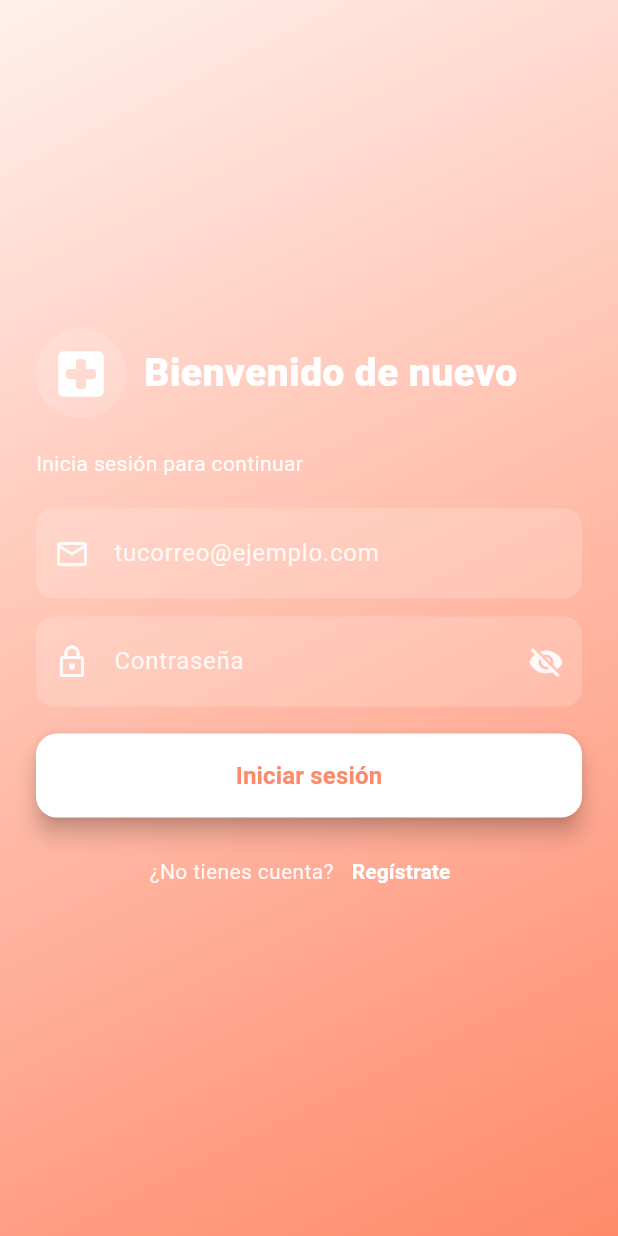
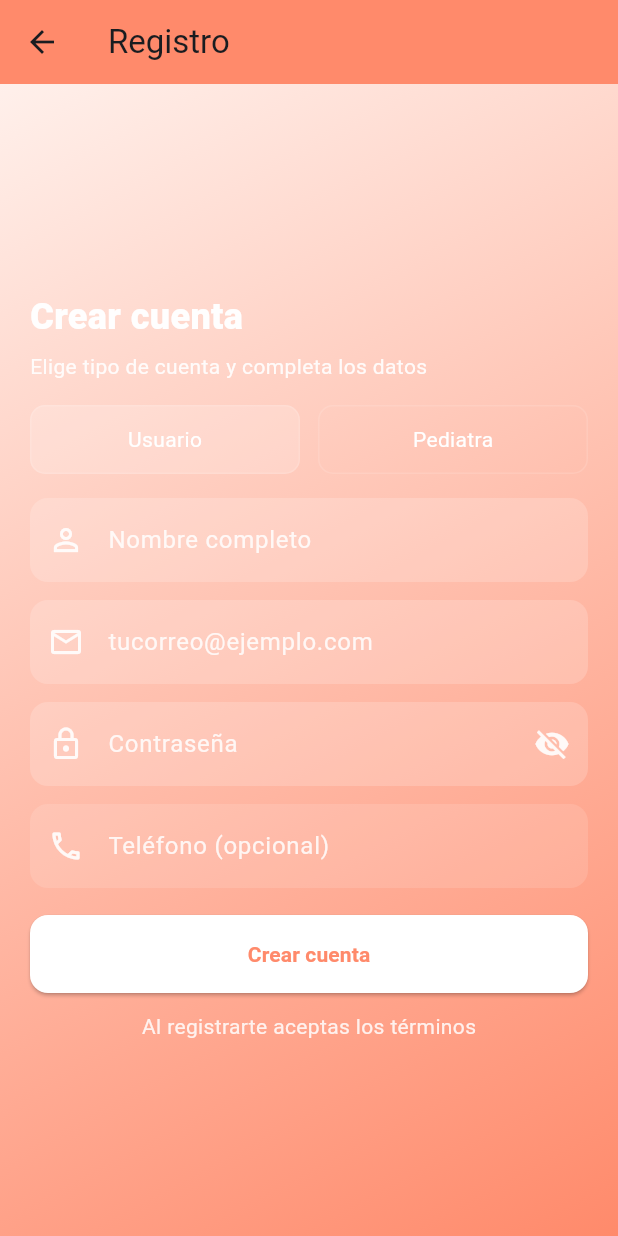
Before and after one commit to iatechsabana/pediatApp, a Flutter app: the screen it shows after launch, after a tap on "Regístrate", on a phone screen of 412 x 824 dp. Run offline on Flutter 3.47's test engine with Material 3 defaults, Android fonts, the phone set to English and light mode, and no system bars; our stand-ins replace dartz, firebase_auth, flutter_riverpod, go_router; accounts and stored records are empty.

Commit message:
subir cambios

```diff
--- a/lib/features/auth/presentation/pages/login_page.dart
+++ b/lib/features/auth/presentation/pages/login_page.dart
@@ -1,4 +1,5 @@
 import 'package:flutter/material.dart';
+import 'register_page.dart';
 
 class LoginPage extends StatefulWidget {
   const LoginPage({super.key});
@@ -163,7 +164,12 @@ class _LoginPageState extends State<LoginPage> {
                             mainAxisAlignment: MainAxisAlignment.center,
                             children: [
                               Text('¿No tienes cuenta?', style: TextStyle(color: Colors.white.withOpacity(0.9))),
-                              TextButton(onPressed: () {}, child: const Text('Regístrate', style: TextStyle(fontWeight: FontWeight.w700, color: Colors.white))),
+                              TextButton(
+                                onPressed: () {
+                                  Navigator.of(context).push(MaterialPageRoute(builder: (_) => const RegisterPage()));
+                                },
+                                child: const Text('Regístrate', style: TextStyle(fontWeight: FontWeight.w700, color: Colors.white)),
+                              ),
                             ],
                           ),
                         ],
--- /dev/null
+++ b/lib/features/auth/presentation/pages/register_page.dart
@@ -0,0 +1,347 @@
+import 'package:flutter/material.dart';
+
+class RegisterPage extends StatefulWidget {
+  const RegisterPage({super.key});
+
+  @override
+  State<RegisterPage> createState() => _RegisterPageState();
+}
+
+enum AccountType { user, pediatrician }
+
+class _RegisterPageState extends State<RegisterPage> {
+  final _formKey = GlobalKey<FormState>();
+  final _nameController = TextEditingController();
+  final _emailController = TextEditingController();
+  final _passwordController = TextEditingController();
+  final _phoneController = TextEditingController();
+
+  // Pediatrician extra fields
+  final _clinicController = TextEditingController();
+  final _licenseController = TextEditingController();
+  final _specialtyController = TextEditingController();
+  final _addressController = TextEditingController();
+  final _experienceController = TextEditingController();
+
+  AccountType _accountType = AccountType.user;
+  bool _isLoading = false;
+  bool _obscure = true;
+
+  static const Color baseColor = Color(0xFFFF8A6B);
+
+  @override
+  void dispose() {
+    _nameController.dispose();
+    _emailController.dispose();
+    _passwordController.dispose();
+    _phoneController.dispose();
+    _clinicController.dispose();
+    _licenseController.dispose();
+    _specialtyController.dispose();
+    _addressController.dispose();
+    _experienceController.dispose();
+    super.dispose();
+  }
+
+  Future<void> _submit() async {
+    if (!_formKey.currentState!.validate()) return;
+    setState(() => _isLoading = true);
+    await Future.delayed(const Duration(seconds: 2));
+
+    final data = {
+      'type': _accountType == AccountType.user ? 'Usuario' : 'Pediatra',
+      'name': _nameController.text.trim(),
+      'email': _emailController.text.trim(),
+      'phone': _phoneController.text.trim(),
+    };
+    if (_accountType == AccountType.pediatrician) {
+      data.addAll({
+        'clinic': _clinicController.text.trim(),
+        'license': _licenseController.text.trim(),
+        'specialty': _specialtyController.text.trim(),
+        'address': _addressController.text.trim(),
+        'experience': _experienceController.text.trim(),
+      });
+    }
+
+    if (!mounted) return;
+    setState(() => _isLoading = false);
+    // For now show a summary SnackBar. In production you'd send this to backend.
+    ScaffoldMessenger.of(context).showSnackBar(SnackBar(
+      content: Text('Registro simulado: ${data['type']} - ${data['email']}'),
+      duration: const Duration(seconds: 3),
+    ));
+
+    // print collected data to console for developer
+    // ignore: avoid_print
+    print('Registro simulado datos: $data');
+  }
+
+  Widget _pediatricianFields() {
+    return Column(
+      crossAxisAlignment: CrossAxisAlignment.stretch,
+      children: [
+        const SizedBox(height: 12),
+        TextFormField(
+          controller: _clinicController,
+          style: const TextStyle(color: Colors.white),
+          decoration: InputDecoration(
+            filled: true,
+            fillColor: Colors.white.withOpacity(0.18),
+            hintText: 'Nombre de la clínica',
+            hintStyle: TextStyle(color: Colors.white.withOpacity(0.85)),
+            prefixIcon: Icon(Icons.location_city, color: Colors.white.withOpacity(0.9)),
+            border: OutlineInputBorder(borderRadius: BorderRadius.circular(12), borderSide: BorderSide.none),
+          ),
+          validator: (v) {
+            if (_accountType == AccountType.pediatrician && (v == null || v.isEmpty)) return 'Ingresa el nombre de la clínica';
+            return null;
+          },
+        ),
+
+        const SizedBox(height: 12),
+        TextFormField(
+          controller: _licenseController,
+          style: const TextStyle(color: Colors.white),
+          decoration: InputDecoration(
+            filled: true,
+            fillColor: Colors.white.withOpacity(0.18),
+            hintText: 'Número de licencia profesional',
+            hintStyle: TextStyle(color: Colors.white.withOpacity(0.85)),
+            prefixIcon: Icon(Icons.badge_outlined, color: Colors.white.withOpacity(0.9)),
+            border: OutlineInputBorder(borderRadius: BorderRadius.circular(12), borderSide: BorderSide.none),
+          ),
+          validator: (v) {
+            if (_accountType == AccountType.pediatrician && (v == null || v.isEmpty)) return 'Ingresa número de licencia';
+            return null;
+          },
+        ),
+
+        const SizedBox(height: 12),
+        TextFormField(
+          controller: _specialtyController,
+          style: const TextStyle(color: Colors.white),
+          decoration: InputDecoration(
+            filled: true,
+            fillColor: Colors.white.withOpacity(0.18),
+            hintText: 'Especialidad (p. ej. Neonatología)',
+            hintStyle: TextStyle(color: Colors.white.withOpacity(0.85)),
+            prefixIcon: Icon(Icons.medical_services_outlined, color: Colors.white.withOpacity(0.9)),
+            border: OutlineInputBorder(borderRadius: BorderRadius.circular(12), borderSide: BorderSide.none),
+          ),
+          validator: (v) {
+            if (_accountType == AccountType.pediatrician && (v == null || v.isEmpty)) return 'Ingresa especialidad';
+            return null;
+          },
+        ),
+
+        const SizedBox(height: 12),
+        TextFormField(
+          controller: _addressController,
+          style: const TextStyle(color: Colors.white),
+          decoration: InputDecoration(
+            filled: true,
+            fillColor: Colors.white.withOpacity(0.18),
+            hintText: 'Dirección de trabajo',
+            hintStyle: TextStyle(color: Colors.white.withOpacity(0.85)),
+            prefixIcon: Icon(Icons.map_outlined, color: Colors.white.withOpacity(0.9)),
+            border: OutlineInputBorder(borderRadius: BorderRadius.circular(12), borderSide: BorderSide.none),
+          ),
+        ),
+
+        const SizedBox(height: 12),
+        TextFormField(
+          controller: _experienceController,
+          keyboardType: TextInputType.number,
+          style: const TextStyle(color: Colors.white),
+          decoration: InputDecoration(
+            filled: true,
+            fillColor: Colors.white.withOpacity(0.18),
+            hintText: 'Años de experiencia',
+            hintStyle: TextStyle(color: Colors.white.withOpacity(0.85)),
+            prefixIcon: Icon(Icons.schedule, color: Colors.white.withOpacity(0.9)),
+            border: OutlineInputBorder(borderRadius: BorderRadius.circular(12), borderSide: BorderSide.none),
+          ),
+        ),
+      ],
+    );
+  }
+
+  @override
+  Widget build(BuildContext context) {
+    final mq = MediaQuery.of(context).size;
+
+    return Scaffold(
+      appBar: AppBar(
+        backgroundColor: baseColor,
+        title: const Text('Registro'),
+        elevation: 0,
+      ),
+      body: Container(
+        width: double.infinity,
+        height: double.infinity,
+        decoration: const BoxDecoration(
+          gradient: LinearGradient(
+            begin: Alignment.topLeft,
+            end: Alignment.bottomRight,
+            colors: [Color(0xFFFFF0EB), baseColor],
+          ),
+        ),
+        child: SafeArea(
+          child: Center(
+            child: SingleChildScrollView(
+              padding: const EdgeInsets.symmetric(horizontal: 20, vertical: 20),
+              child: ConstrainedBox(
+                constraints: BoxConstraints(maxWidth: mq.width > 700 ? 700 : mq.width),
+                child: Form(
+                  key: _formKey,
+                  child: Column(
+                    crossAxisAlignment: CrossAxisAlignment.stretch,
+                    children: [
+                      const SizedBox(height: 8),
+                      Text('Crear cuenta', style: TextStyle(color: Colors.white.withOpacity(0.98), fontSize: 24, fontWeight: FontWeight.w800)),
+                      const SizedBox(height: 6),
+                      Text('Elige tipo de cuenta y completa los datos', style: TextStyle(color: Colors.white.withOpacity(0.9))),
+
+                      const SizedBox(height: 16),
+                      // Account type toggle
+                      Row(
+                        children: [
+                          Expanded(
+                            child: GestureDetector(
+                              onTap: () => setState(() => _accountType = AccountType.user),
+                              child: Container(
+                                padding: const EdgeInsets.symmetric(vertical: 12),
+                                decoration: BoxDecoration(
+                                  color: _accountType == AccountType.user ? Colors.white.withOpacity(0.18) : Colors.transparent,
+                                  borderRadius: BorderRadius.circular(10),
+                                  border: Border.all(color: Colors.white.withOpacity(0.12)),
+                                ),
+                                child: Center(child: Text('Usuario', style: TextStyle(color: Colors.white))),
+                              ),
+                            ),
+                          ),
+                          const SizedBox(width: 12),
+                          Expanded(
+                            child: GestureDetector(
+                              onTap: () => setState(() => _accountType = AccountType.pediatrician),
+                              child: Container(
+                                padding: const EdgeInsets.symmetric(vertical: 12),
+                                decoration: BoxDecoration(
+                                  color: _accountType == AccountType.pediatrician ? Colors.white.withOpacity(0.18) : Colors.transparent,
+                                  borderRadius: BorderRadius.circular(10),
+                                  border: Border.all(color: Colors.white.withOpacity(0.12)),
+                                ),
+                                child: Center(child: Text('Pediatra', style: TextStyle(color: Colors.white))),
+                              ),
+                            ),
+                          ),
+                        ],
+                      ),
+
+                      const SizedBox(height: 16),
+
+                      // Common fields
+                      TextFormField(
+                        controller: _nameController,
+                        style: const TextStyle(color: Colors.white),
+                        decoration: InputDecoration(
+                          filled: true,
+                          fillColor: Colors.white.withOpacity(0.18),
+                          hintText: 'Nombre completo',
+                          hintStyle: TextStyle(color: Colors.white.withOpacity(0.85)),
+                          prefixIcon: Icon(Icons.person_outline, color: Colors.white.withOpacity(0.9)),
+                          border: OutlineInputBorder(borderRadius: BorderRadius.circular(12), borderSide: BorderSide.none),
+                        ),
+                        validator: (v) => (v == null || v.isEmpty) ? 'Ingresa tu nombre' : null,
+                      ),
+
+                      const SizedBox(height: 12),
+                      TextFormField(
+                        controller: _emailController,
+                        keyboardType: TextInputType.emailAddress,
+                        style: const TextStyle(color: Colors.white),
+                        decoration: InputDecoration(
+                          filled: true,
+                          fillColor: Colors.white.withOpacity(0.18),
+                          hintText: 'tucorreo@ejemplo.com',
+                          hintStyle: TextStyle(color: Colors.white.withOpacity(0.85)),
+                          prefixIcon: Icon(Icons.email_outlined, color: Colors.white.withOpacity(0.9)),
+                          border: OutlineInputBorder(borderRadius: BorderRadius.circular(12), borderSide: BorderSide.none),
+                        ),
+                        validator: (v) {
+                          if (v == null || v.isEmpty) return 'Ingresa tu email';
+                          if (!v.contains('@')) return 'Email inválido';
+                          return null;
+                        },
+                      ),
+
+                      const SizedBox(height: 12),
+                      TextFormField(
+                        controller: _passwordController,
+                        obscureText: _obscure,
+                        style: const TextStyle(color: Colors.white),
+                        decoration: InputDecoration(
+                          filled: true,
+                          fillColor: Colors.white.withOpacity(0.18),
+                          hintText: 'Contraseña',
+                          hintStyle: TextStyle(color: Colors.white.withOpacity(0.85)),
+                          prefixIcon: Icon(Icons.lock_outline, color: Colors.white.withOpacity(0.9)),
+                          suffixIcon: IconButton(
+                            icon: Icon(_obscure ? Icons.visibility_off : Icons.visibility, color: Colors.white.withOpacity(0.9)),
+                            onPressed: () => setState(() => _obscure = !_obscure),
+                          ),
+                          border: OutlineInputBorder(borderRadius: BorderRadius.circular(12), borderSide: BorderSide.none),
+                        ),
+                        validator: (v) {
+                          if (v == null || v.isEmpty) return 'Ingresa tu contraseña';
+                          if (v.length < 6) return 'Mínimo 6 caracteres';
+                          return null;
+                        },
+                      ),
+
+                      const SizedBox(height: 12),
+                      TextFormField(
+                        controller: _phoneController,
+                        keyboardType: TextInputType.phone,
+                        style: const TextStyle(color: Colors.white),
+                        decoration: InputDecoration(
+                          filled: true,
+                          fillColor: Colors.white.withOpacity(0.12),
+                          hintText: 'Teléfono (opcional)',
+                          hintStyle: TextStyle(color: Colors.white.withOpacity(0.85)),
+                          prefixIcon: Icon(Icons.phone_outlined, color: Colors.white.withOpacity(0.9)),
+                          border: OutlineInputBorder(borderRadius: BorderRadius.circular(12), borderSide: BorderSide.none),
+                        ),
+                      ),
+
+                      // Pediatrician extra fields
+                      if (_accountType == AccountType.pediatrician) _pediatricianFields(),
+
+                      const SizedBox(height: 18),
+                      SizedBox(
+                        height: 52,
+                        child: ElevatedButton(
+                          onPressed: _isLoading ? null : _submit,
+                          style: ElevatedButton.styleFrom(
+                            backgroundColor: Colors.white,
+                            foregroundColor: baseColor,
+                            shape: RoundedRectangleBorder(borderRadius: BorderRadius.circular(12)),
+                          ),
+                          child: _isLoading ? SizedBox(width: 20, height: 20, child: CircularProgressIndicator(color: baseColor, strokeWidth: 2)) : const Text('Crear cuenta', style: TextStyle(fontWeight: FontWeight.w700)),
+                        ),
+                      ),
+
+                      const SizedBox(height: 12),
+                      Center(child: Text('Al registrarte aceptas los términos', style: TextStyle(color: Colors.white.withOpacity(0.85)))),
+                    ],
+                  ),
+                ),
+              ),
+            ),
+          ),
+        ),
+      ),
+    );
+  }
+}
```
